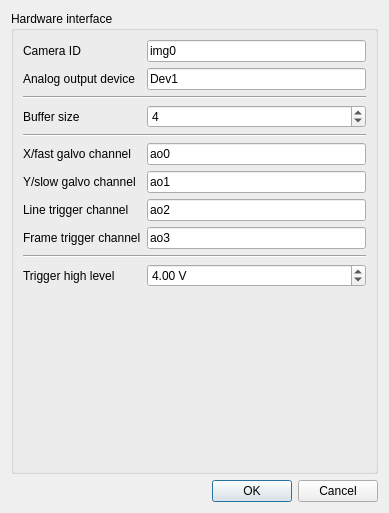
Before: the Qt Designer form src/main/ui/ConfigDialog.ui in sstucker/OCTview, drawn with Qt 5.
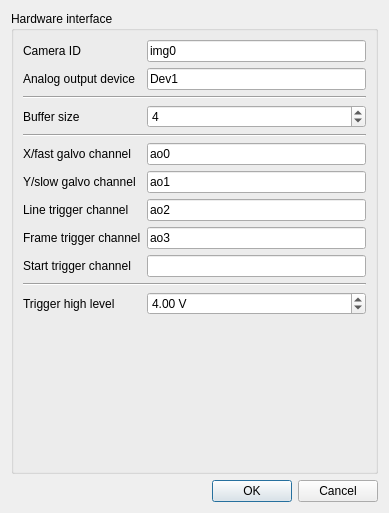
After: the same form once the commit is applied.

Commit message: file dialog, some properties, json r/w infrastructure

Diff of the .ui file:
```diff
--- a/src/main/ui/ConfigDialog.ui
+++ b/src/main/ui/ConfigDialog.ui
@@ -149,7 +149,7 @@
           </property>
          </widget>
         </item>
-        <item row="10" column="1">
+        <item row="11" column="1">
          <widget class="QDoubleSpinBox" name="spinTrigLevel">
           <property name="toolTip">
            <string>The amplitude of the pulse used for triggering</string>
@@ -168,7 +168,7 @@
           </property>
          </widget>
         </item>
-        <item row="10" column="0">
+        <item row="11" column="0">
          <widget class="QLabel" name="label_1">
           <property name="toolTip">
            <string>The amplitude of the pulse used for triggering</string>
@@ -178,7 +178,7 @@
           </property>
          </widget>
         </item>
-        <item row="9" column="0" colspan="2">
+        <item row="10" column="0" colspan="2">
          <widget class="Line" name="line_2">
           <property name="orientation">
            <enum>Qt::Horizontal</enum>
@@ -218,6 +218,16 @@
           </property>
          </widget>
         </item>
+        <item row="9" column="0">
+         <widget class="QLabel" name="label_7">
+          <property name="text">
+           <string>Start trigger channel</string>
+          </property>
+         </widget>
+        </item>
+        <item row="9" column="1">
+         <widget class="QLineEdit" name="lineEdit"/>
+        </item>
        </layout>
       </item>
      </layout>
```
The commit also changes 5 other files.
